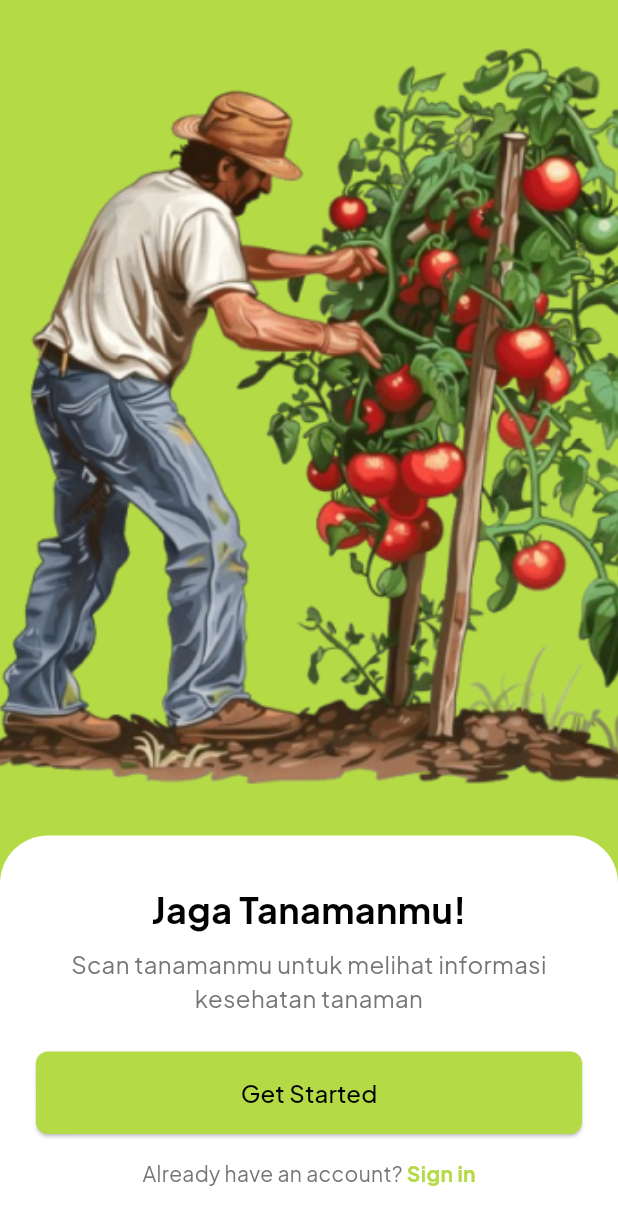
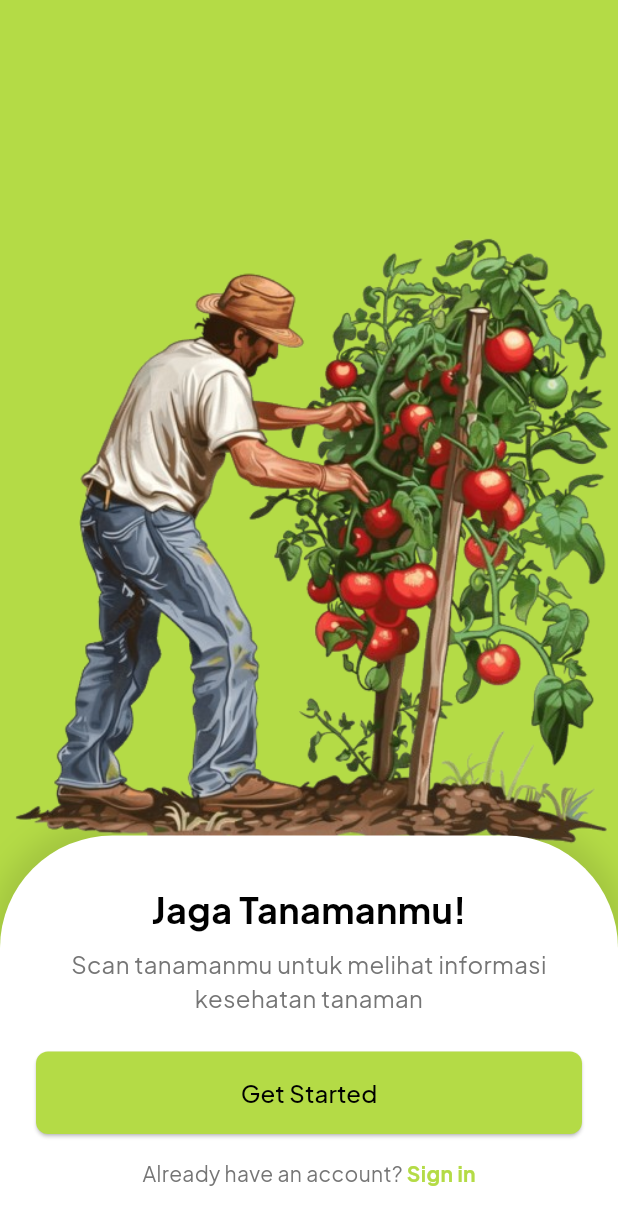
Before and after one commit to ridlofebrio/leafolyzef, a Flutter app: the LandingScreen screen opened by its route, on a phone screen of 412 x 824 dp. Shown: the top 1225 px of the screen. Run offline on Flutter 3.47's test engine with Material 3 defaults, Android fonts, the phone set to English and light mode, and no system bars; our stand-ins replace another_flutter_splash_screen, camera, equatable, flutter_bloc, go_router, google_fonts and 3 more; accounts and stored records are empty.

Commit message:
Lilla (#30)
* fix: change image in landing page

* Landing dan article detail screen

```diff
--- a/lib/config/router.dart
+++ b/lib/config/router.dart
@@ -1,11 +1,11 @@
 import 'package:flutter/material.dart';
 import 'package:go_router/go_router.dart';
 import 'package:leafolyze/core/screens/diagnosis/camera_screen.dart';
+import 'package:leafolyze/core/screens/home/article_detail_screen.dart';
 import 'package:leafolyze/core/screens/home/article_list_screen.dart';
 import 'package:leafolyze/core/screens/home/home_screen.dart';
 import 'package:leafolyze/core/screens/marketplace/marketplace_screen.dart';
 import 'package:leafolyze/core/screens/marketplace/product_list_screen.dart';
-import 'package:leafolyze/core/screens/onboarding/splash_screen.dart';
 import 'package:leafolyze/core/screens/onboarding/landing_screen.dart';
 import 'package:leafolyze/core/screens/auth/login_screen.dart';
 import 'package:leafolyze/core/screens/auth/register_screen.dart';
@@ -23,7 +23,7 @@ final goRouter = GoRouter(
     // Onboarding routes
     GoRoute(
       path: '/',
-      builder: (context, state) => const SplashScreen(),
+      builder: (context, state) => const ArticleDetailScreen(),
     ),
     GoRoute(
       path: '/landing',
--- a/lib/core/screens/onboarding/landing_screen.dart
+++ b/lib/core/screens/onboarding/landing_screen.dart
@@ -1,6 +1,7 @@
 import 'package:flutter/material.dart';
 import 'package:go_router/go_router.dart';
 import 'package:leafolyze/utils/constants.dart';
+// Untuk efek blur
 
 class LandingScreen extends StatefulWidget {
   const LandingScreen({super.key});
@@ -14,26 +15,53 @@ class _LandingScreenState extends State<LandingScreen> {
   Widget build(BuildContext context) {
     return Scaffold(
       backgroundColor: AppColors.primaryColor,
-      body: SafeArea(
-        child: Column(
-          children: [
-            Expanded(
-              child: Center(
-                child: Image.asset(
-                  'assets/images/orang.png',
-                  height: 500,
-                  fit: BoxFit.cover,
-                ),
+      body: Stack(
+        children: [
+          // Gambar animasi di tengah
+          Positioned.fill(
+            child: Align(
+              alignment: Alignment.center,
+              child: Column(
+                mainAxisSize: MainAxisSize.min,
+                children: [
+                  Image.asset(
+                    'assets/images/petanitomat.png',
+                    fit: BoxFit.contain,
+                    height: 550, // Sesuaikan ukuran gambar
+                  ),
+                  const SizedBox(height: 100),
+                  // Efek elips blur di bawah gambar
+                  // Container(
+                  //   width: 100,
+                  //   height: 10,
+                  //   decoration: BoxDecoration(
+                  //     color: const Color.fromARGB(255, 192, 245, 106).withOpacity(0.9), // Warna blur elips
+                  //     borderRadius: BorderRadius.circular(10000000),
+                  //   )
+                  // )
+                ],
               ),
             ),
-            Container(
+          ),
+          // Bagian konten di bawah dengan kelengkungan lebih estetik
+          Align(
+            alignment: Alignment.bottomCenter,
+            child: Container(
               padding: const EdgeInsets.symmetric(horizontal: 24, vertical: 32),
-              decoration: const BoxDecoration(
+              decoration: BoxDecoration(
                 color: Colors.white,
-                borderRadius: BorderRadius.only(
-                  topLeft: Radius.circular(32),
-                  topRight: Radius.circular(32),
+                borderRadius: const BorderRadius.only(
+                  topLeft: Radius.circular(75),
+                  topRight: Radius.circular(75),
                 ),
+                boxShadow: [
+                  BoxShadow(
+                    color: Colors.black.withOpacity(0.1),
+                    spreadRadius: 5,
+                    blurRadius: 15,
+                    offset: const Offset(0, -3), // Posisi bayangan
+                  ),
+                ],
               ),
               child: Column(
                 mainAxisSize: MainAxisSize.min,
@@ -89,7 +117,7 @@ class _LandingScreenState extends State<LandingScreen> {
                       ),
                       GestureDetector(
                         onTap: () {
-                          // Add "Sign in" action here
+                          // Tambahkan aksi untuk "Sign in"
                         },
                         child: const Text(
                           'Sign in',
@@ -105,8 +133,8 @@ class _LandingScreenState extends State<LandingScreen> {
                 ],
               ),
             ),
-          ],
-        ),
+          ),
+        ],
       ),
     );
   }
```
Also changed, not shown: lib/core/screens/home/article_detail_screen.dart (added, +71 -0 lines), assets/images/articledetail.jpg (added), assets/images/petanitomat.png (added), 1 other file.
